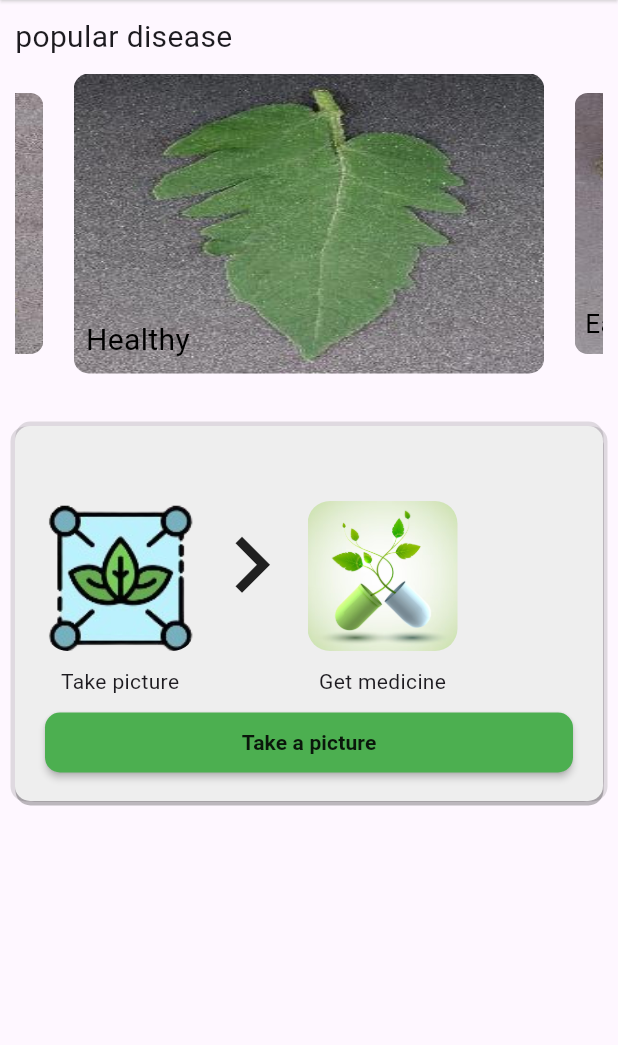
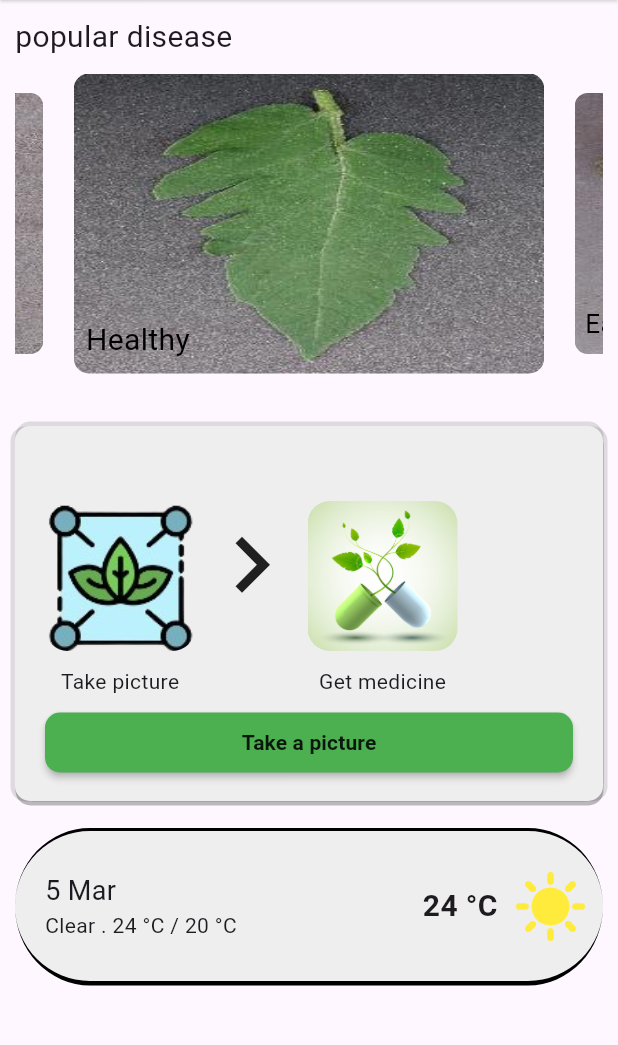
Before and after one commit to ahmedAbdulmoneim/tomatopia, a Flutter app: the HomeScreen screen opened directly, on a phone screen of 412 x 824 dp, the part 84-1129 px from its top. Run offline on Flutter 3.47's test engine with Material 3 defaults, Android fonts, the phone set to English and light mode, and no system bars; drawn by our look-alikes of carousel_slider; our stand-ins replace animated_splash_screen, animated_text_kit, awesome_dialog, bottom_navy_bar, geolocator, image_picker and 1 more; missing offline and left inert: flutter_overboard.

Commit message:
create weather ui

```diff
--- /dev/null
+++ b/lib/custom_widget/daily_weather.dart
@@ -0,0 +1,58 @@
+import 'package:flutter/material.dart';
+
+Widget dailyWeather() => Container(
+  padding: const EdgeInsets.only(left: 20, right: 10),
+  height: 100,
+  decoration: BoxDecoration(
+    color: Colors.grey[200],
+    borderRadius: BorderRadius.circular(50),
+    border: const Border(
+      top: BorderSide(
+        color: Colors.black,
+        width: 2,
+        strokeAlign: 1,
+      ),
+      bottom: BorderSide(
+        color: Colors.black,
+        width: 3,
+        strokeAlign: 1,
+      ),
+    ),
+  ),
+  child: const Row(
+    children: [
+      Column(
+        crossAxisAlignment: CrossAxisAlignment.start,
+        mainAxisSize: MainAxisSize.min,
+        children: [
+          Text(
+            '5 Mar',
+            style: TextStyle(
+              fontWeight: FontWeight.w400,
+              fontSize: 18,
+            ),
+          ),
+          Text(
+            'Clear . 24 °C / 20 °C',
+          )
+        ],
+      ),
+      Spacer(),
+      Text(
+        '24 °C ',
+        style: TextStyle(
+          fontWeight: FontWeight.bold,
+          fontSize: 20,
+        ),
+      ),
+      SizedBox(
+        width: 5,
+      ),
+      Icon(
+        Icons.sunny,
+        color: Colors.yellow,
+        size: 50,
+      )
+    ],
+  ),
+);
--- a/lib/screens/home_screen.dart
+++ b/lib/screens/home_screen.dart
@@ -6,6 +6,8 @@ import 'package:flutter/material.dart';
 import 'package:image_picker/image_picker.dart';
 import 'package:tomatopia/constant/carousal_items.dart';
 import 'package:tomatopia/custom_widget/custom_button.dart';
+import 'package:tomatopia/custom_widget/daily_weather.dart';
+import 'package:tomatopia/screens/forecast_wather.dart';
 import 'package:tomatopia/screens/treatment_screen.dart';
 
 class HomeScreen extends StatefulWidget {
@@ -29,7 +31,9 @@ class _HomeScreenState extends State<HomeScreen> {
       ),
       body: Padding(
         padding: const EdgeInsets.all(10.0),
-        child: Column(
+        child: ListView(
+          children: [
+            Column(
               crossAxisAlignment: CrossAxisAlignment.start,
               children: [
                 const Text(
@@ -50,7 +54,8 @@ class _HomeScreenState extends State<HomeScreen> {
                     reverse: false,
                     autoPlay: true,
                     autoPlayInterval: const Duration(seconds: 3),
-                autoPlayAnimationDuration: const Duration(milliseconds: 800),
+                    autoPlayAnimationDuration:
+                        const Duration(milliseconds: 800),
                     autoPlayCurve: Curves.easeInBack,
                     enlargeCenterPage: true,
                     enlargeFactor: 0.3,
@@ -119,18 +124,17 @@ class _HomeScreenState extends State<HomeScreen> {
                     ),
                     customButton(
                         text: 'Take a picture',
-                    onPressed: ()  {
+                        onPressed: () {
                           clearSelectedImage();
                           AwesomeDialog(
                             context: context,
-                        btnCancelOnPress: ()async{
+                            btnCancelOnPress: () async {
                               await picImageFromGallery();
                               navigateToGetMedicineScreen();
                             },
-                        btnOkOnPress: ()async{
+                            btnOkOnPress: () async {
                               await picImageFromCamera();
                               navigateToGetMedicineScreen();
-
                             },
                             isDense: true,
                             btnOkText: 'Camera',
@@ -141,19 +145,35 @@ class _HomeScreenState extends State<HomeScreen> {
                             title: 'Choose picture',
                             desc: 'Take a picture or Load it ',
                             dialogType: DialogType.question,
-
                           ).show();
-
-
-
                         }),
                   ]),
+                ),
+                const SizedBox(
+                  height: 20,
+                ),
+                GestureDetector(
+                  onTap: () {
+                    Navigator.push(
+                      context,
+                      MaterialPageRoute(
+                        builder: (context) => ForecastWeather(),
+                      ),
+                    );
+                  },
+                  child: dailyWeather(),
+                ),
+                const SizedBox(
+                  height: 20,
+                ),
+              ],
             ),
           ],
         ),
       ),
     );
   }
+
   void navigateToGetMedicineScreen() {
     if (selectedImage != null) {
       Navigator.push(
@@ -166,6 +186,7 @@ class _HomeScreenState extends State<HomeScreen> {
       );
     }
   }
+
   Future picImageFromGallery() async {
     final returnedImage =
         await ImagePicker().pickImage(source: ImageSource.gallery);
```
Also changed, not shown: lib/screens/forecast_wather.dart (added, +94 -0 lines), assets/chat.png (deleted), assets/intro1.png (deleted), assets/se.png (added). Lines whose indentation alone changed are shown as unchanged.
